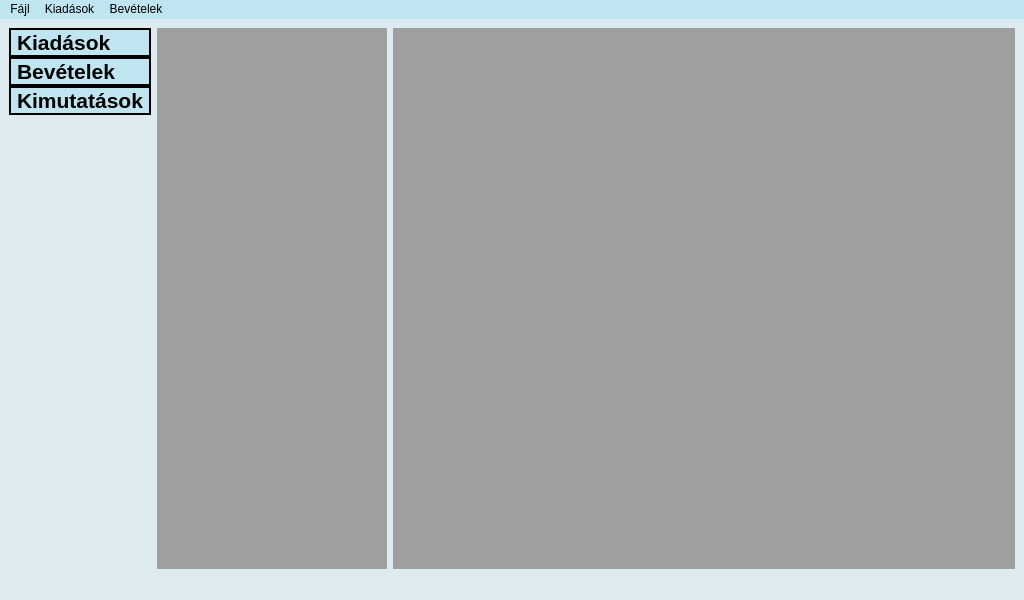
Qt form FamilyFinancies/mainwindow.ui (DannyFreecs/FamilyBudgetSimple) before a commit.
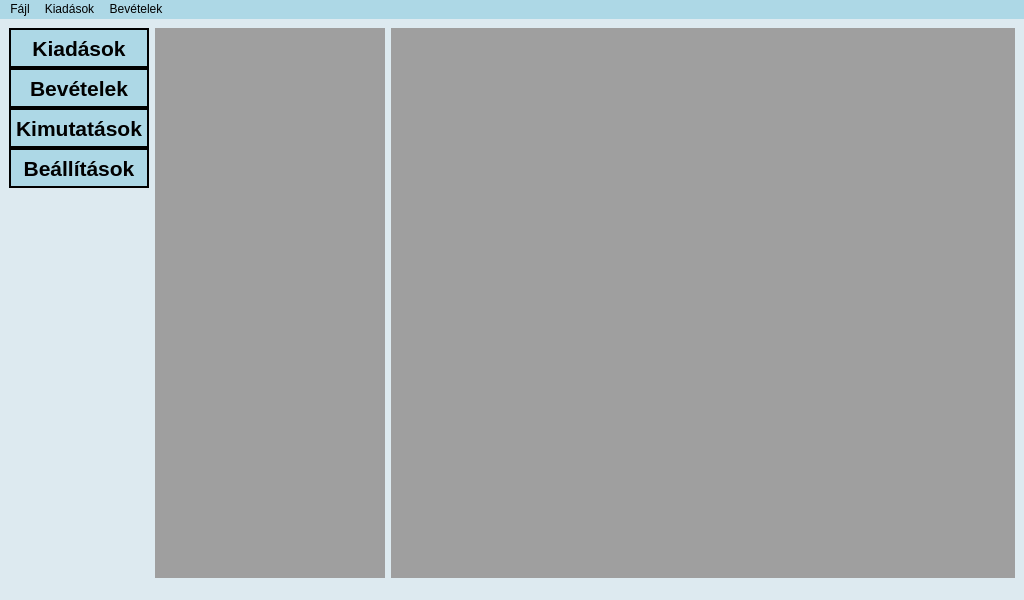
The same form after that commit. Icons and pictures are not drawn.

Commit message: Connected some menu option signals and slots. Added menu design elements.

Patch:
```diff
--- a/FamilyFinancies/mainwindow.ui
+++ b/FamilyFinancies/mainwindow.ui
@@ -42,11 +42,11 @@
     </sizepolicy>
    </property>
    <layout class="QHBoxLayout" name="horizontalLayout">
-    <property name="sizeConstraint">
-     <enum>QLayout::SetDefaultConstraint</enum>
+    <property name="bottomMargin">
+     <number>0</number>
     </property>
     <item>
-     <layout class="QVBoxLayout" name="verticalLayout" stretch="0,0,1">
+     <layout class="QVBoxLayout" name="verticalLayout" stretch="0,0,0,0,0">
       <property name="spacing">
        <number>0</number>
       </property>
@@ -54,7 +54,19 @@
        <enum>QLayout::SetDefaultConstraint</enum>
       </property>
       <item>
-       <widget class="QLabel" name="labelExpanse">
+       <widget class="QPushButton" name="menuButtonExpenses">
+        <property name="sizePolicy">
+         <sizepolicy hsizetype="Preferred" vsizetype="Preferred">
+          <horstretch>0</horstretch>
+          <verstretch>0</verstretch>
+         </sizepolicy>
+        </property>
+        <property name="minimumSize">
+         <size>
+          <width>140</width>
+          <height>40</height>
+         </size>
+        </property>
         <property name="maximumSize">
          <size>
           <width>16777215</width>
@@ -68,7 +80,7 @@
          </font>
         </property>
         <property name="styleSheet">
-         <string notr="true">background-color: rgb(190, 229, 240);
+         <string notr="true">background-color: rgb(173, 216, 230);
 border: 2px solid black;</string>
         </property>
         <property name="text">
@@ -77,13 +89,25 @@
        </widget>
       </item>
       <item>
-       <widget class="QLabel" name="labelIncome">
+       <widget class="QPushButton" name="menuButtonIncomes">
         <property name="sizePolicy">
          <sizepolicy hsizetype="Preferred" vsizetype="Preferred">
           <horstretch>0</horstretch>
           <verstretch>0</verstretch>
          </sizepolicy>
         </property>
+        <property name="minimumSize">
+         <size>
+          <width>0</width>
+          <height>40</height>
+         </size>
+        </property>
+        <property name="maximumSize">
+         <size>
+          <width>16777215</width>
+          <height>175</height>
+         </size>
+        </property>
         <property name="font">
          <font>
           <pointsize>16</pointsize>
@@ -91,22 +115,34 @@
          </font>
         </property>
         <property name="styleSheet">
-         <string notr="true">background-color: rgb(190, 229, 240);
+         <string notr="true">background-color: rgb(173, 216, 230);
 border: 2px solid black;</string>
         </property>
         <property name="text">
          <string>Bevételek</string>
         </property>
-        <property name="scaledContents">
-         <bool>false</bool>
-        </property>
-        <property name="wordWrap">
-         <bool>false</bool>
-        </property>
        </widget>
       </item>
-      <item alignment="Qt::AlignTop">
-       <widget class="QLabel" name="labelStats">
+      <item>
+       <widget class="QPushButton" name="menuButtonStats">
+        <property name="sizePolicy">
+         <sizepolicy hsizetype="Preferred" vsizetype="Preferred">
+          <horstretch>0</horstretch>
+          <verstretch>0</verstretch>
+         </sizepolicy>
+        </property>
+        <property name="minimumSize">
+         <size>
+          <width>0</width>
+          <height>40</height>
+         </size>
+        </property>
+        <property name="maximumSize">
+         <size>
+          <width>16777215</width>
+          <height>175</height>
+         </size>
+        </property>
         <property name="font">
          <font>
           <pointsize>16</pointsize>
@@ -114,7 +150,7 @@
          </font>
         </property>
         <property name="styleSheet">
-         <string notr="true">background-color: rgb(190, 229, 240);
+         <string notr="true">background-color: rgb(173, 216, 230);
 border: 2px solid black;</string>
         </property>
         <property name="text">
@@ -122,6 +158,54 @@
         </property>
        </widget>
       </item>
+      <item>
+       <widget class="QPushButton" name="menuButtonOptions">
+        <property name="sizePolicy">
+         <sizepolicy hsizetype="Preferred" vsizetype="Preferred">
+          <horstretch>0</horstretch>
+          <verstretch>0</verstretch>
+         </sizepolicy>
+        </property>
+        <property name="minimumSize">
+         <size>
+          <width>0</width>
+          <height>40</height>
+         </size>
+        </property>
+        <property name="maximumSize">
+         <size>
+          <width>16777215</width>
+          <height>175</height>
+         </size>
+        </property>
+        <property name="font">
+         <font>
+          <pointsize>16</pointsize>
+          <bold>true</bold>
+         </font>
+        </property>
+        <property name="styleSheet">
+         <string notr="true">background-color: rgb(173, 216, 230);
+border: 2px solid black;</string>
+        </property>
+        <property name="text">
+         <string>Beállítások</string>
+        </property>
+       </widget>
+      </item>
+      <item>
+       <spacer name="verticalSpacer">
+        <property name="orientation">
+         <enum>Qt::Vertical</enum>
+        </property>
+        <property name="sizeHint" stdset="0">
+         <size>
+          <width>20</width>
+          <height>40</height>
+         </size>
+        </property>
+       </spacer>
+      </item>
      </layout>
     </item>
     <item>
@@ -183,7 +267,7 @@
     </rect>
    </property>
    <property name="styleSheet">
-    <string notr="true">background-color: rgb(190, 229, 240);</string>
+    <string notr="true">background-color: rgb(173, 216, 230);</string>
    </property>
    <widget class="QMenu" name="menuFile">
     <property name="styleSheet">
```
Left out of the diff: 4 changed lines with no effect on the pictures. The commit also changes 13 other files.
